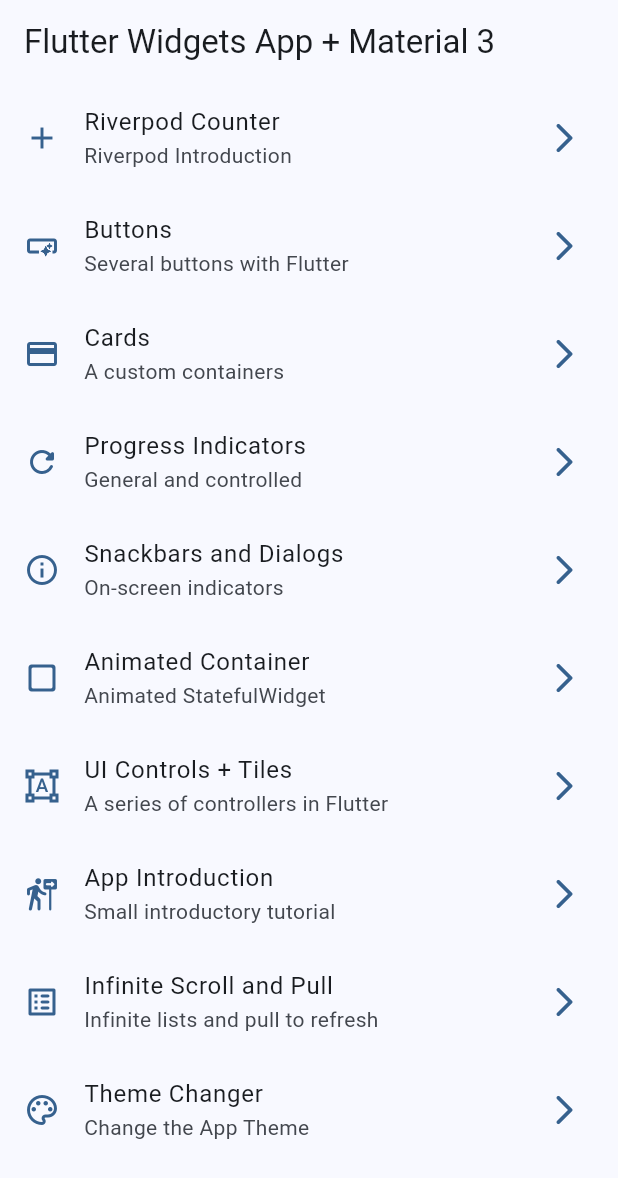
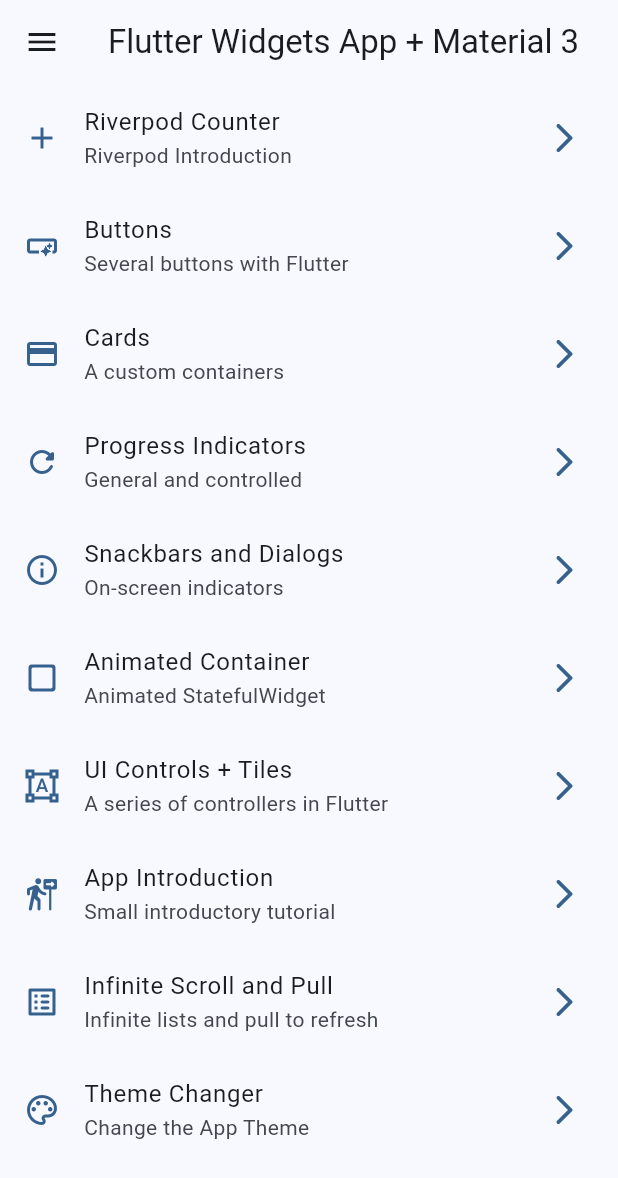
Before and after one commit to bluefeatherdev/curso-flutter-cero-a-experto, a Flutter app: the screen it shows after launch, on a phone screen of 412 x 824 dp. Shown: the top 1178 px of the screen. Run offline on Flutter 3.47's test engine with Material 3 defaults, Android fonts, the phone set to English and light mode, and no system bars; our stand-ins replace animate_do, dio, flutter_riverpod, go_router, video_player.

Commit message:
feat(07-widgets-app): finalize advanced_widgets_app with Riverpod integration, theme changer, and navigation
- Updated lib/main.dart to wrap MainApp with ProviderScope and integrate Riverpod state management
- Implemented MaterialApp.router with appRouter and dynamic theme from AppTheme via themeNotifierProvider
- Updated lib/ui/providers/counter_provider.dart with StateProvider<int> for counter functionality
- Enhanced lib/ui/screens/home/home_screen.dart
  - Added SideMenu drawer integration
  - Implemented _HomeView with ListView.builder rendering appMenuItems
  - Added _CustomListTile with GoRouter navigation and Material 3 styling
- Updated lib/ui/screens/riverpod_counter/riverpod_counter_screen.dart
  - Integrated counterProvider for reactive counter state
  - Added dark mode toggle via isDarkModeProvider and themeNotifierProvider
  - FloatingActionButton increments counter state
- Updated lib/ui/screens/theme_changer/theme_changer_screen.dart
  - Integrated themeNotifierProvider for dark mode toggle and color selection
  - Implemented _ThemeChangerView with RadioGroup and RadioListTile for dynamic color options
  - Used non-deprecated APIs for color handling (toARGB32)
- Completed advanced_widgets_app with Riverpod, GoRouter, and dynamic theming

```diff
--- a/07-widgets-app/advanced_widgets_app/lib/main.dart
+++ b/07-widgets-app/advanced_widgets_app/lib/main.dart
@@ -1,20 +1,28 @@
 // Flutter Widgets App - Advanced Widgets App
 import 'package:flutter/material.dart';
+import 'package:flutter_riverpod/flutter_riverpod.dart';
 import 'package:advanced_widgets_app/core/routers/app_router.dart';
 import 'package:advanced_widgets_app/ui/themes/app_theme.dart';
+import 'package:advanced_widgets_app/ui/providers/theme_provider.dart';
 
-void main() => runApp(const MainApp());
+void main() {
+  runApp(const ProviderScope(child: MainApp()));
+}
 
-class MainApp extends StatelessWidget {
+class MainApp extends ConsumerWidget {
   const MainApp({super.key});
 
   @override
-  Widget build(BuildContext context) {
+  Widget build(BuildContext context, WidgetRef ref) {
+    // final isDarkMode = ref.watch(isDarkModeProvider);
+    // final selectedColor = ref.watch(selectedColorProvider);
+    final AppTheme appTheme = ref.watch(themeNotifierProvider);
+
     return MaterialApp.router(
       title: 'Flutter Advanced Widgets App',
       routerConfig: appRouter,
       debugShowCheckedModeBanner: false,
-      theme: AppTheme(selectedColor: 0).getThemeData(),
+      theme: appTheme.getThemeData(),
     );
   }
 }
--- a/07-widgets-app/advanced_widgets_app/lib/ui/providers/counter_provider.dart
+++ b/07-widgets-app/advanced_widgets_app/lib/ui/providers/counter_provider.dart
@@ -1,4 +1,5 @@
 // Flutter Widgets App - Advanced Widgets App
+// import 'package:flutter_riverpod/flutter_riverpod.dart';
 import 'package:flutter_riverpod/legacy.dart';
 
-final StateProvider<int> counterProvider = StateProvider((ref) => 5);
+final StateProvider<int> counterProvider = StateProvider<int>((ref) => 5);
--- a/07-widgets-app/advanced_widgets_app/lib/ui/screens/home/home_screen.dart
+++ b/07-widgets-app/advanced_widgets_app/lib/ui/screens/home/home_screen.dart
@@ -1,4 +1,5 @@
 // Flutter Widgets App - Advanced Widgets App
+import 'package:advanced_widgets_app/ui/widgets/side_menu.dart';
 import 'package:flutter/material.dart';
 import 'package:go_router/go_router.dart';
 import 'package:advanced_widgets_app/ui/menu/menu_items.dart';
@@ -12,9 +13,13 @@
 
   @override
   Widget build(BuildContext context) {
+    final GlobalKey<ScaffoldState> scaffoldKey = GlobalKey<ScaffoldState>();
+
     return Scaffold(
+      key: scaffoldKey,
       appBar: AppBar(title: const Text('Flutter Widgets App + Material 3')),
       body: const _HomeView(),
+      drawer: SideMenu(scaffoldKey: scaffoldKey),
     );
   }
 }
--- a/07-widgets-app/advanced_widgets_app/lib/ui/screens/riverpod_counter/riverpod_counter_screen.dart
+++ b/07-widgets-app/advanced_widgets_app/lib/ui/screens/riverpod_counter/riverpod_counter_screen.dart
@@ -21,6 +21,7 @@
           IconButton(
             onPressed: () {
               ref.read(isDarkModeProvider.notifier).update((state) => !state);
+              ref.read(themeNotifierProvider.notifier).toggleDarkMode();
             },
             icon: Icon(
               isDarkMode ? Icons.dark_mode_outlined : Icons.light_mode_outlined,
```
Also changed, not shown: 07-widgets-app/advanced_widgets_app/lib/ui/screens/theme_changer/theme_changer_screen.dart (+40 -15 lines).
